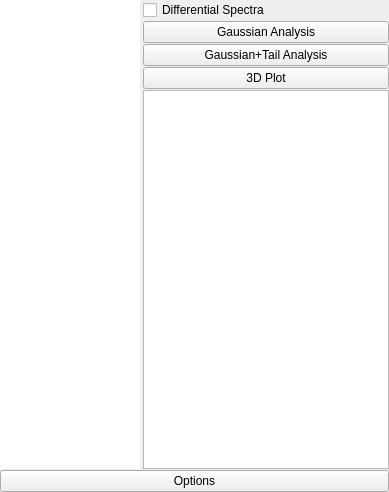
Before: the Qt Designer form utilities/templates/spectrumHistory.ui in csparkresearch/cnspec, drawn with Qt 5.
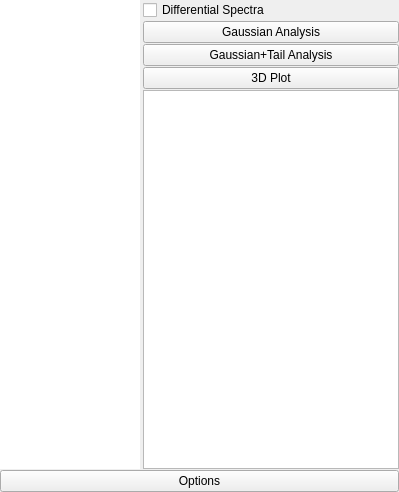
After: the same form once the commit is applied. Icons and pictures are not drawn.

```diff
--- a/utilities/templates/spectrumHistory.ui
+++ b/utilities/templates/spectrumHistory.ui
@@ -11,14 +11,14 @@
    </rect>
   </property>
   <property name="sizePolicy">
-   <sizepolicy hsizetype="MinimumExpanding" vsizetype="MinimumExpanding">
+   <sizepolicy hsizetype="Preferred" vsizetype="MinimumExpanding">
     <horstretch>0</horstretch>
     <verstretch>0</verstretch>
    </sizepolicy>
   </property>
   <property name="maximumSize">
    <size>
-    <width>389</width>
+    <width>524287</width>
     <height>524287</height>
    </size>
   </property>
```
Left out of the diff: 15 changed lines with no effect on the pictures.
